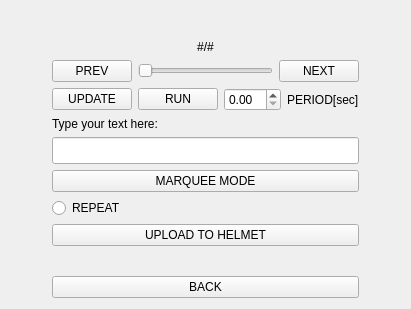
The window that HelmetComm/textmenu.ui (JoVanRanst/HelmetApp) describes before a commit, drawn with Qt 5.
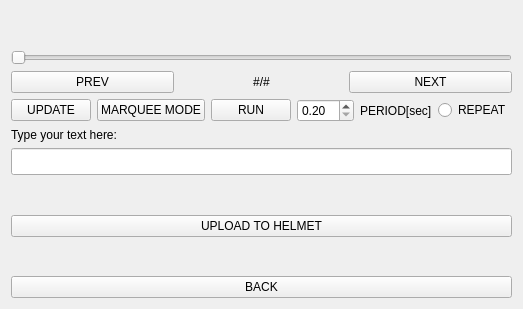
The same window after the commit.

What changed in the file:
```diff
--- a/HelmetComm/textmenu.ui
+++ b/HelmetComm/textmenu.ui
@@ -6,7 +6,7 @@
    <rect>
     <x>0</x>
     <y>0</y>
-    <width>411</width>
+    <width>495</width>
     <height>309</height>
    </rect>
   </property>
@@ -14,13 +14,70 @@
    <string>Text menu</string>
   </property>
   <layout class="QGridLayout" name="gridLayout">
-   <item row="10" column="1">
+   <item row="11" column="1">
+    <spacer name="verticalSpacer_3">
+     <property name="orientation">
+      <enum>Qt::Vertical</enum>
+     </property>
+     <property name="sizeHint" stdset="0">
+      <size>
+       <width>20</width>
+       <height>40</height>
+      </size>
+     </property>
+    </spacer>
+   </item>
+   <item row="1" column="1">
+    <widget class="QWidget" name="widget" native="true"/>
+   </item>
+   <item row="3" column="1">
+    <layout class="QHBoxLayout" name="horizontalLayout">
+     <item>
+      <widget class="QPushButton" name="prevButton">
+       <property name="text">
+        <string>PREV</string>
+       </property>
+      </widget>
+     </item>
+     <item>
+      <widget class="QLabel" name="pageNmbr">
+       <property name="text">
+        <string>#/#</string>
+       </property>
+       <property name="alignment">
+        <set>Qt::AlignCenter</set>
+       </property>
+      </widget>
+     </item>
+     <item>
+      <widget class="QPushButton" name="nextButton">
+       <property name="text">
+        <string>NEXT</string>
+       </property>
+      </widget>
+     </item>
+    </layout>
+   </item>
+   <item row="9" column="1">
     <widget class="QLabel" name="label">
      <property name="text">
       <string>Type your text here:</string>
      </property>
     </widget>
    </item>
+   <item row="10" column="0">
+    <spacer name="horizontalSpacer_3">
+     <property name="orientation">
+      <enum>Qt::Horizontal</enum>
+     </property>
+     <property name="sizeHint" stdset="0">
+      <size>
+       <width>40</width>
+       <height>20</height>
+      </size>
+     </property>
+    </spacer>
+   </item>
    <item row="0" column="1">
     <spacer name="verticalSpacer_2">
      <property name="orientation">
@@ -34,20 +91,7 @@
      </property>
     </spacer>
    </item>
-   <item row="11" column="0">
-    <spacer name="horizontalSpacer_3">
-     <property name="orientation">
-      <enum>Qt::Horizontal</enum>
-     </property>
-     <property name="sizeHint" stdset="0">
-      <size>
-       <width>40</width>
-       <height>20</height>
-      </size>
-     </property>
-    </spacer>
-   </item>
-   <item row="11" column="2">
+   <item row="10" column="2">
     <spacer name="horizontalSpacer_4">
      <property name="orientation">
       <enum>Qt::Horizontal</enum>
@@ -60,20 +104,65 @@
      </property>
     </spacer>
    </item>
-   <item row="12" column="0">
-    <spacer name="horizontalSpacer_5">
-     <property name="orientation">
-      <enum>Qt::Horizontal</enum>
-     </property>
-     <property name="sizeHint" stdset="0">
-      <size>
-       <width>40</width>
-       <height>20</height>
-      </size>
-     </property>
-    </spacer>
+   <item row="5" column="1">
+    <layout class="QHBoxLayout" name="animationControl">
+     <item>
+      <widget class="QPushButton" name="updateButton">
+       <property name="text">
+        <string>UPDATE</string>
+       </property>
+      </widget>
+     </item>
+     <item>
+      <widget class="QPushButton" name="scrollButton">
+       <property name="text">
+        <string>MARQUEE MODE</string>
+       </property>
+       <property name="checkable">
+        <bool>true</bool>
+       </property>
+      </widget>
+     </item>
+     <item>
+      <widget class="QPushButton" name="runButton">
+       <property name="text">
+        <string>RUN</string>
+       </property>
+      </widget>
+     </item>
+     <item>
+      <widget class="QDoubleSpinBox" name="periodSpinBox">
+       <property name="minimum">
+        <double>0.200000000000000</double>
+       </property>
+       <property name="singleStep">
+        <double>0.100000000000000</double>
+       </property>
+      </widget>
+     </item>
+     <item>
+      <widget class="QLabel" name="label_2">
+       <property name="sizePolicy">
+        <sizepolicy hsizetype="Minimum" vsizetype="Minimum">
+         <horstretch>0</horstretch>
+         <verstretch>0</verstretch>
+        </sizepolicy>
+       </property>
+       <property name="text">
+        <string>PERIOD[sec]</string>
+       </property>
+      </widget>
+     </item>
+     <item>
+      <widget class="QRadioButton" name="loopButton">
+       <property name="text">
+        <string>REPEAT</string>
+       </property>
+      </widget>
+     </item>
+    </layout>
    </item>
-   <item row="11" column="1">
+   <item row="10" column="1">
     <widget class="QLineEdit" name="Textinput">
      <property name="font">
       <font>
@@ -83,6 +172,26 @@
     </widget>
    </item>
    <item row="14" column="1">
+    <spacer name="verticalSpacer">
+     <property name="orientation">
+      <enum>Qt::Vertical</enum>
+     </property>
+     <property name="sizeHint" stdset="0">
+      <size>
+       <width>20</width>
+       <height>40</height>
+      </size>
+     </property>
+    </spacer>
+   </item>
+   <item row="2" column="1">
+    <widget class="QSlider" name="navSlider">
+     <property name="orientation">
+      <enum>Qt::Horizontal</enum>
+     </property>
+    </widget>
+   </item>
+   <item row="13" column="1">
     <widget class="QPushButton" name="uploadButton">
      <property name="text">
       <string>UPLOAD TO HELMET</string>
@@ -92,44 +201,7 @@
      </property>
     </widget>
    </item>
-   <item row="16" column="1">
-    <widget class="QPushButton" name="pushReturn">
-     <property name="text">
-      <string>BACK</string>
-     </property>
-    </widget>
-   </item>
-   <item row="12" column="2">
-    <spacer name="horizontalSpacer_6">
-     <property name="orientation">
-      <enum>Qt::Horizontal</enum>
-     </property>
-     <property name="sizeHint" stdset="0">
-      <size>
-       <width>40</width>
-       <height>20</height>
-      </size>
-     </property>
-    </spacer>
-   </item>
-   <item row="13" column="1">
-    <widget class="QRadioButton" name="loopButton">
-     <property name="text">
-      <string>REPEAT</string>
-     </property>
-    </widget>
-   </item>
-   <item row="12" column="1">
-    <widget class="QPushButton" name="scrollButton">
-     <property name="text">
-      <string>MARQUEE MODE</string>
-     </property>
-     <property name="checkable">
-      <bool>true</bool>
-     </property>
-    </widget>
-   </item>
-   <item row="16" column="2">
+   <item row="15" column="2">
     <spacer name="horizontalSpacer_2">
      <property name="orientation">
       <enum>Qt::Horizontal</enum>
@@ -143,19 +215,13 @@
     </spacer>
    </item>
    <item row="15" column="1">
-    <spacer name="verticalSpacer">
-     <property name="orientation">
-      <enum>Qt::Vertical</enum>
+    <widget class="QPushButton" name="pushReturn">
+     <property name="text">
+      <string>BACK</string>
      </property>
-     <property name="sizeHint" stdset="0">
-      <size>
-       <width>20</width>
-       <height>40</height>
-      </size>
-     </property>
-    </spacer>
+    </widget>
    </item>
-   <item row="16" column="0">
+   <item row="15" column="0">
     <spacer name="horizontalSpacer">
      <property name="orientation">
       <enum>Qt::Horizontal</enum>
@@ -168,72 +234,6 @@
      </property>
     </spacer>
    </item>
-   <item row="6" column="1">
-    <layout class="QHBoxLayout" name="animationControl">
-     <item>
-      <widget class="QPushButton" name="updateButton">
-       <property name="text">
-        <string>UPDATE</string>
-       </property>
-      </widget>
-     </item>
-     <item>
-      <widget class="QPushButton" name="runButton">
-       <property name="text">
-        <string>RUN</string>
-       </property>
-      </widget>
-     </item>
-     <item>
-      <widget class="QDoubleSpinBox" name="periodSpinBox"/>
-     </item>
-     <item>
-      <widget class="QLabel" name="label_2">
-       <property name="text">
-        <string>PERIOD[sec]</string>
-       </property>
-      </widget>
-     </item>
-    </layout>
-   </item>
-   <item row="1" column="1">
-    <widget class="QWidget" name="widget" native="true"/>
-   </item>
-   <item row="3" column="1">
-    <layout class="QHBoxLayout" name="navigationLayout">
-     <item>
-      <widget class="QPushButton" name="prevButton">
-       <property name="text">
-        <string>PREV</string>
-       </property>
-      </widget>
-     </item>
-     <item>
-      <widget class="QSlider" name="navSlider">
-       <property name="orientation">
-        <enum>Qt::Horizontal</enum>
-       </property>
-      </widget>
-     </item>
-     <item>
-      <widget class="QPushButton" name="nextButton">
-       <property name="text">
-        <string>NEXT</string>
-       </property>
-      </widget>
-     </item>
-    </layout>
-   </item>
-   <item row="2" column="1">
-    <widget class="QLabel" name="pageNmbr">
-     <property name="text">
-      <string>#/#</string>
-     </property>
-     <property name="alignment">
-      <set>Qt::AlignCenter</set>
-     </property>
-    </widget>
-   </item>
   </layout>
  </widget>
  <resources/>
```
